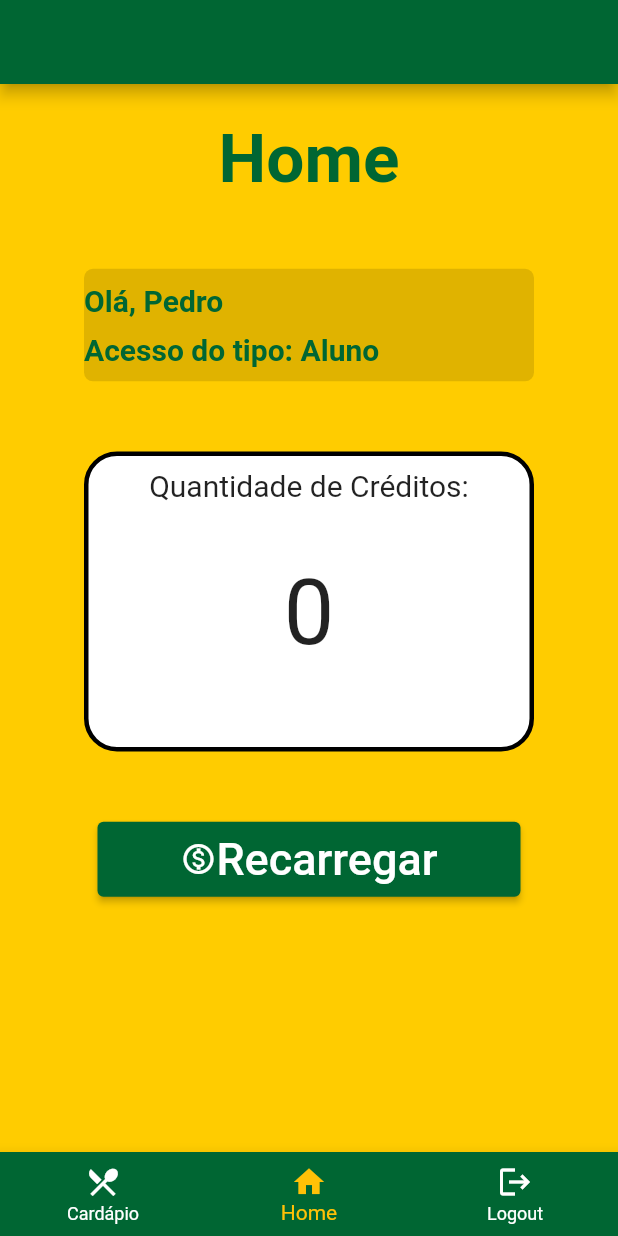
After one commit to pedro-yamada/runico-ufabc, a Flutter app: the screen it shows after launch, on a phone screen of 412 x 824 dp. The commit adds this screen. Run offline on Flutter 3.47's test engine with Material 2 defaults, Android fonts, the phone set to English and light mode, and no system bars; our stand-ins replace sqflite; accounts and stored records are empty.

Commit message:
Organizacao Telas Home

```diff
--- a/lib/components/user.dart
+++ b/lib/components/user.dart
@@ -23,6 +23,7 @@ class UserProvider with ChangeNotifier {
     _user = user;
     notifyListeners();
   }
+
   void addCredits(int credits) {
     if (user?.creditCount != null){
       user?.creditCount += credits;
--- a/lib/data/database.dart
+++ b/lib/data/database.dart
@@ -4,7 +4,7 @@ import 'package:sqflite/sqflite.dart';
 import 'package:path/path.dart';
 
 Future<Database> getDatabase() async {
-  final String path = join(await getDatabasesPath(), 'task.db');
+  final String path = join(await getDatabasesPath(), 'runico.db');
   return openDatabase(path, onCreate: (db, version) {
     db.execute(UserDao.createTableSQL);
     db.execute(MenuDao.createTableSQL);
--- a/lib/data/user_dao.dart
+++ b/lib/data/user_dao.dart
@@ -1,4 +1,3 @@
-import 'package:flutter/cupertino.dart';
 import 'package:runico_ufabc/data/database.dart';
 import 'package:sqflite/sqflite.dart';
 import 'package:runico_ufabc/components/user.dart';
@@ -24,7 +23,7 @@ class UserDao {
     var itemExists = await find(user.email);
     Map<String, dynamic> userMap = toMap(user);
     if (itemExists.isEmpty) {
-      print('A tarefa não existia!');
+      print('O usuario não existia!');
       return await database.insert(_tablename, userMap);
     } else {
       print('O usuario já existia!');
--- /dev/null
+++ b/lib/screens/home_screen.dart
@@ -0,0 +1,124 @@
+import 'package:runico_ufabc/components/user.dart';
+import 'package:flutter/material.dart';
+import 'package:provider/provider.dart';
+import 'package:runico_ufabc/resources/colors.dart';
+import 'package:runico_ufabc/screens/credits_selection.dart';
+
+class HomeScreen extends StatelessWidget {
+  const HomeScreen({Key? key}) : super(key: key);
+
+  @override
+  Widget build(BuildContext context) {
+    return Builder(builder: (context) {
+      final userProvider = context.watch<UserProvider>();
+      final user = userProvider.user;
+
+      return Stack(
+        children: [
+          Container(
+            color: const Color(0xFFFFCC00),
+          ),
+          Center(
+            child: Column(
+              mainAxisAlignment: MainAxisAlignment.spaceAround,
+              crossAxisAlignment: CrossAxisAlignment.center,
+              children: [
+                const Text(
+                  'Home',
+                  style: TextStyle(
+                      fontSize: 45,
+                      color: coresufabc,
+                      fontWeight: FontWeight.bold
+                  ),
+                ),
+                Container(
+                  width: 300,
+                  height: 75,
+                  decoration: BoxDecoration(
+                      color: Colors.black12,
+                      borderRadius: BorderRadius.circular(6)
+                  ),
+                  child: Column(
+                    mainAxisAlignment: MainAxisAlignment.spaceEvenly,
+                    crossAxisAlignment: CrossAxisAlignment.start,
+                    children: [
+                      Text(
+                        'Olá, ${user?.name}',
+                        style: const TextStyle(
+                            fontSize: 20,
+                            color: coresufabc,
+                            fontWeight: FontWeight.bold
+                        ),
+                      ),
+                      Text(
+                        'Acesso do tipo: ${user?.userType}',
+                        style: const TextStyle(
+                            fontSize: 20,
+                            color: coresufabc,
+                            fontWeight: FontWeight.bold
+                        ),
+                      ),
+                    ],
+                  ),
+                ),
+                Container(
+                  decoration: BoxDecoration(
+                      color: Colors.white,
+                      borderRadius: BorderRadius.circular(22),
+                      border: Border.all(color: Colors.black, width: 3)),
+                  width: 300,
+                  height: 200,
+                  child: Column(
+                    children: [
+                      const Padding(
+                        padding: EdgeInsets.all(8.0),
+                        child: Text(
+                          'Quantidade de Créditos:',
+                          style: TextStyle(fontSize: 20),
+                        ),
+                      ),
+                      const SizedBox(height: 30),
+                      Text(
+                        user!.creditCount.toString(),
+                        style: const TextStyle(fontSize: 60),
+                      )
+                    ],
+                  ),
+                ),
+                ElevatedButton(
+                  style: ElevatedButton.styleFrom(
+                    backgroundColor: const Color(0xFF006633),
+                  ),
+                  child: SizedBox(
+                    width: 250,
+                    height: 50,
+                    child: Row(
+                      mainAxisAlignment: MainAxisAlignment.center,
+                      children: const [
+                        Icon(Icons.monetization_on_outlined),
+                        Text(
+                          'Recarregar',
+                          style: TextStyle(fontSize: 30),
+                        ),
+                      ],
+                    ),
+                  ),
+                  onPressed: () {
+                    Navigator.push(
+                        context,
+                        MaterialPageRoute(
+                          builder: (contextNew) => selecaoCreditos(),
+                        ));
+                  },
+                ),
+                const SizedBox(
+                  height: 100,
+                )
+              ],
+            ),
+          )
+        ],
+      );
+    });
+  }
+}
```
Also changed, not shown: lib/screens/home.dart (+4 -127 lines), lib/screens/home_menu.dart (added, +13 -0 lines).
